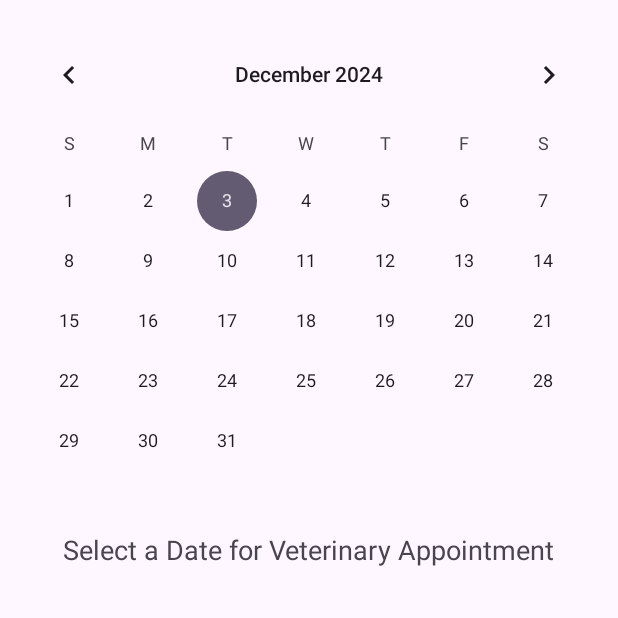
After one commit to lexilure/MOBDEVE-MCO, an Android app: the VeterinaryActivity screen opened directly, with no data from a screen before it, on a phone screen of 412 x 824 dp, the top half of it. The commit adds this screen. Run offline under Robolectric (Android 15) with nearby library versions, the phone set to English and light mode, and no system bars.

Commit message:
added groom vet and feeding views
LALALALALLALA

```diff
--- /dev/null
+++ b/app/src/main/java/mobdeve/com/s20/group3/mco/VeterinaryActivity.java
@@ -0,0 +1,13 @@
+package mobdeve.com.s20.group3.mco;
+
+import android.os.Bundle;
+
+import androidx.appcompat.app.AppCompatActivity;
+
+public class VeterinaryActivity extends AppCompatActivity {
+    @Override
+    protected void onCreate(Bundle savedInstanceState) {
+        super.onCreate(savedInstanceState);
+        setContentView(R.layout.activity_veterinary);
+    }
+}
--- /dev/null
+++ b/app/src/main/res/layout/activity_veterinary.xml
@@ -0,0 +1,22 @@
+<RelativeLayout xmlns:android="http://schemas.android.com/apk/res/android"
+    android:layout_width="match_parent"
+    android:layout_height="match_parent">
+
+    <!-- Calendar View -->
+    <CalendarView
+        android:id="@+id/calendarViewVeterinary"
+        android:layout_width="match_parent"
+        android:layout_height="wrap_content"
+        android:layout_marginTop="16dp"
+        android:layout_alignParentTop="true" />
+
+    <!-- Additional content for Veterinary -->
+    <TextView
+        android:layout_width="wrap_content"
+        android:layout_height="wrap_content"
+        android:text="Select a Date for Veterinary Appointment"
+        android:textSize="18sp"
+        android:layout_below="@id/calendarViewVeterinary"
+        android:layout_centerHorizontal="true" />
+
+</RelativeLayout>
```
Also changed, not shown: app/src/main/AndroidManifest.xml (+14 -0 lines), app/src/main/java/mobdeve/com/s20/group3/mco/FeedingActivity.java (added, +13 -0 lines), app/src/main/java/mobdeve/com/s20/group3/mco/GroomingActivity.java (added, +13 -0 lines), app/src/main/java/mobdeve/com/s20/group3/mco/MainActivity.java (+24 -3 lines), app/src/main/res/layout/activity_feeding.xml (added, +22 -0 lines), app/src/main/res/layout/activity_grooming.xml (added, +22 -0 lines), app/src/main/res/layout/activity_main.xml (+18 -3 lines), 190 other files.
